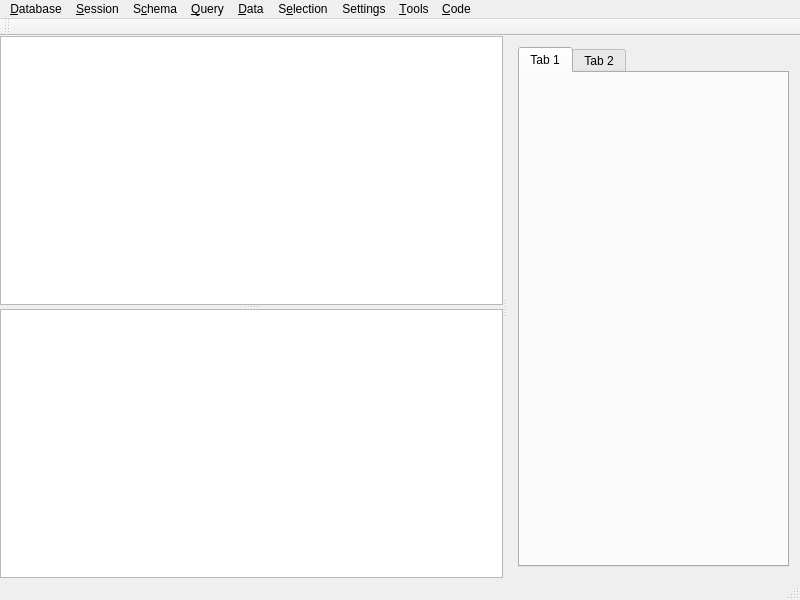
The window that src/widget/mainwindow.ui (mugiseyebrows/mugi-query) describes before a commit, drawn with Qt 5.
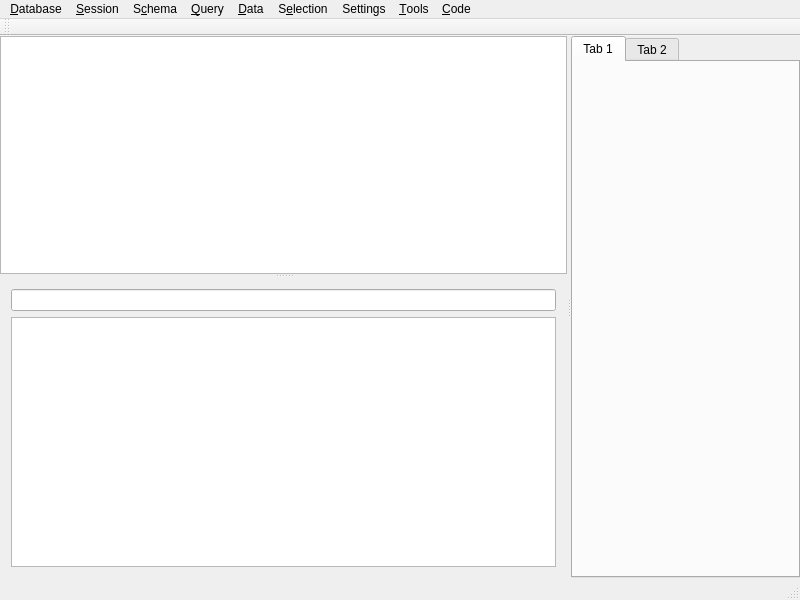
The same window after the commit.

Diff of the .ui file:
```diff
--- a/src/widget/mainwindow.ui
+++ b/src/widget/mainwindow.ui
@@ -14,7 +14,7 @@
    <string>mugi-query</string>
   </property>
   <widget class="QWidget" name="centralWidget">
-   <layout class="QVBoxLayout" name="verticalLayout_2">
+   <layout class="QVBoxLayout" name="verticalLayout">
     <property name="leftMargin">
      <number>0</number>
     </property>
@@ -41,6 +41,12 @@
          <enum>Qt::CustomContextMenu</enum>
         </property>
        </widget>
+       <widget class="QWidget" name="layoutWidget">
+        <layout class="QVBoxLayout" name="verticalLayout_2">
+         <item>
+          <widget class="QLineEdit" name="tableName"/>
+         </item>
+         <item>
        <widget class="QTreeView" name="schemaTree">
         <property name="contextMenuPolicy">
          <enum>Qt::CustomContextMenu</enum>
@@ -49,10 +55,10 @@
          <enum>QAbstractItemView::ExtendedSelection</enum>
         </property>
        </widget>
-      </widget>
-      <widget class="QWidget" name="layoutWidget">
-       <layout class="QVBoxLayout" name="verticalLayout">
-        <item>
+         </item>
+        </layout>
+       </widget>
+      </widget>
          <widget class="QTabWidget" name="sessionTabs">
           <property name="currentIndex">
            <number>0</number>
@@ -68,9 +74,6 @@
            </attribute>
           </widget>
          </widget>
-        </item>
-       </layout>
-      </widget>
      </widget>
     </item>
    </layout>
```
Left out of the diff: 2 changed lines with no effect on the pictures. Lines whose indentation alone changed are shown as unchanged.
